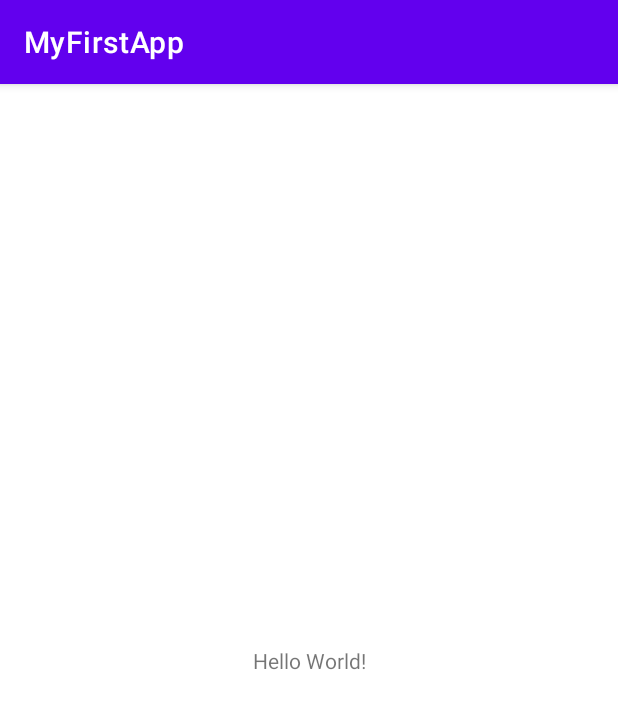
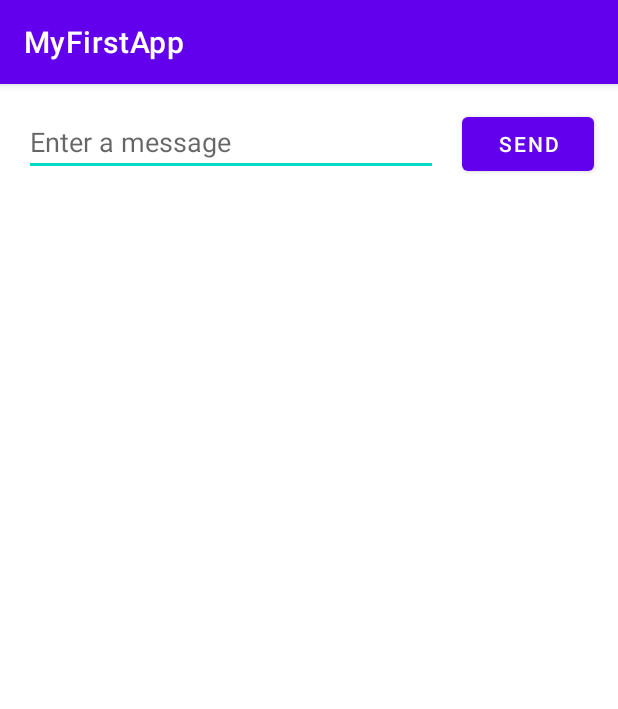
Before and after one commit to mkurom/Kotlin_sampleApp, an Android app: the screen it shows after launch (MainActivity), on a phone screen of 412 x 824 dp. Shown: the top 709 px of the screen. Run offline under Robolectric (Android 15) with nearby library versions, the phone set to English and light mode, and no system bars.

Commit message:
form作成

```diff
--- a/MyFirstApp/app/src/main/AndroidManifest.xml
+++ b/MyFirstApp/app/src/main/AndroidManifest.xml
@@ -9,6 +9,12 @@
         android:roundIcon="@mipmap/ic_launcher_round"
         android:supportsRtl="true"
         android:theme="@style/Theme.MyFirstApp">
+        <activity android:name=".DisplayMessageActivity" android:parentActivityName=".MainActivity">
+            <meta-data
+                android:name="android.support.PARENT_ACTIVITY"
+                android:value=".MainActivity" />
+        </activity>
+
         <activity android:name=".MainActivity">
             <intent-filter>
                 <action android:name="android.intent.action.MAIN" />
--- a/MyFirstApp/app/src/main/res/layout/activity_main.xml
+++ b/MyFirstApp/app/src/main/res/layout/activity_main.xml
@@ -6,13 +6,33 @@
     android:layout_height="match_parent"
     tools:context=".MainActivity">
 
-    <TextView
+    <EditText
+        android:id="@+id/editTextTextPersonName"
+        android:layout_width="0dp"
+        android:layout_height="wrap_content"
+        android:layout_marginStart="16dp"
+        android:layout_marginLeft="16dp"
+        android:layout_marginTop="16dp"
+        android:ems="10"
+        android:hint="@string/edit_message"
+        android:inputType="textPersonName"
+        app:layout_constraintEnd_toStartOf="@+id/button"
+        app:layout_constraintHorizontal_bias="0.5"
+        app:layout_constraintStart_toStartOf="parent"
+        app:layout_constraintTop_toTopOf="parent" />
+
+    <Button
+        android:id="@+id/button"
         android:layout_width="wrap_content"
         android:layout_height="wrap_content"
-        android:text="Hello World!"
-        app:layout_constraintBottom_toBottomOf="parent"
-        app:layout_constraintLeft_toLeftOf="parent"
-        app:layout_constraintRight_toRightOf="parent"
-        app:layout_constraintTop_toTopOf="parent" />
-
+        android:layout_marginStart="16dp"
+        android:layout_marginLeft="16dp"
+        android:layout_marginEnd="16dp"
+        android:layout_marginRight="16dp"
+        android:onClick="sendMessage"
+        android:text="@string/button_send"
+        app:layout_constraintBaseline_toBaselineOf="@+id/editTextTextPersonName"
+        app:layout_constraintEnd_toEndOf="parent"
+        app:layout_constraintHorizontal_bias="0.5"
+        app:layout_constraintStart_toEndOf="@+id/editTextTextPersonName" />
 </androidx.constraintlayout.widget.ConstraintLayout>
--- a/MyFirstApp/app/src/main/res/values/strings.xml
+++ b/MyFirstApp/app/src/main/res/values/strings.xml
@@ -1,3 +1,7 @@
+<!--UIの文字列を指定できるファイル-->
+
 <resources>
     <string name="app_name">MyFirstApp</string>
+    <string name="edit_message">Enter a message</string>
+    <string name="button_send">Send</string>
 </resources>
```
Also changed, not shown: MyFirstApp/app/src/main/java/com/example/myfirstapp/DisplayMessageActivity.kt (added, +20 -0 lines), MyFirstApp/app/src/main/java/com/example/myfirstapp/MainActivity.kt (+29 -0 lines), MyFirstApp/app/src/main/res/layout/activity_display_message.xml (added, +18 -0 lines).
